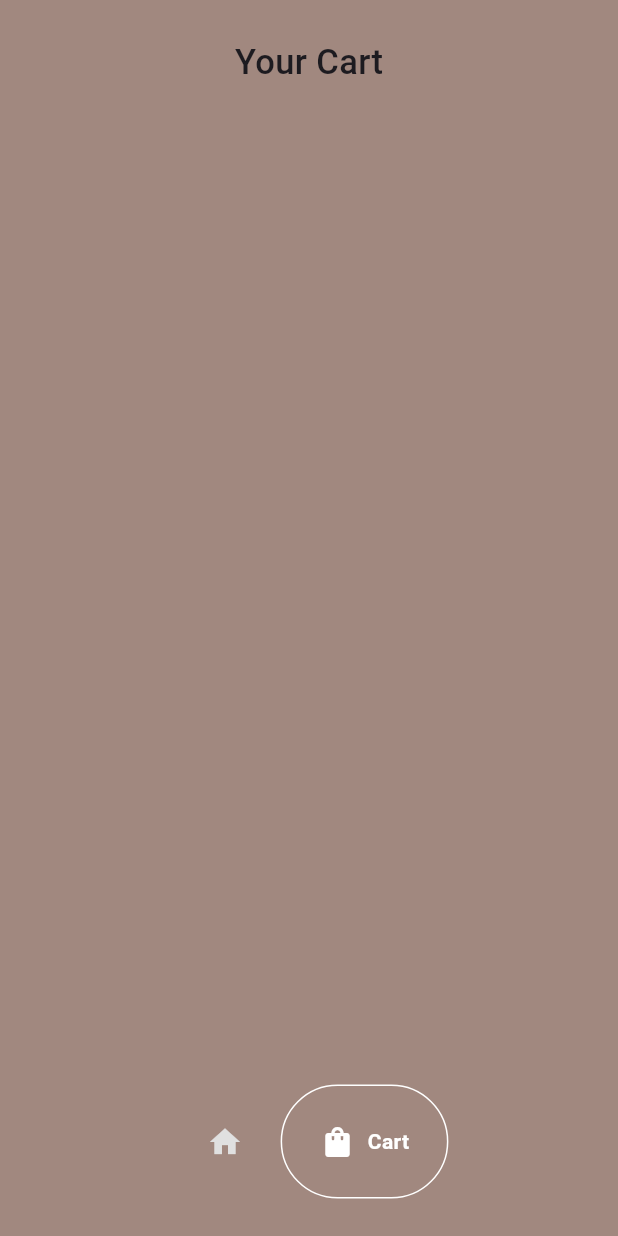
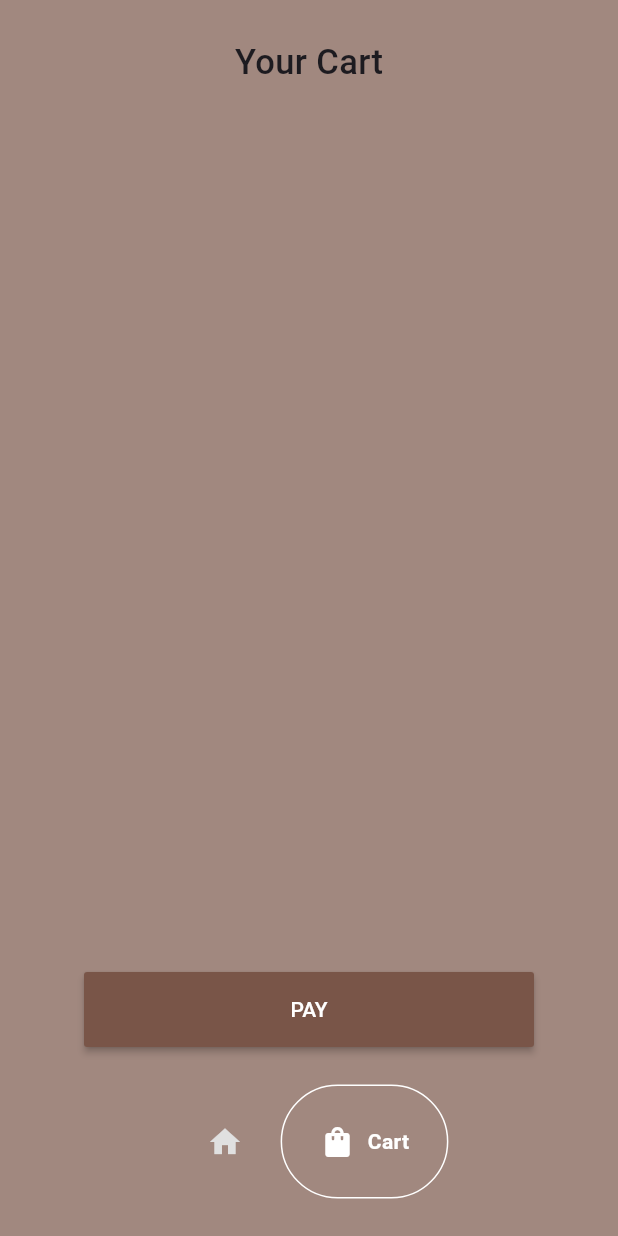
Before and after one commit to namanmahajan2020/Bubble-Tea-App-, a Flutter app: the screen it shows after launch, item 2 of the bottom bar chosen, on a phone screen of 412 x 824 dp. Run offline on Flutter 3.47's test engine with Material 3 defaults, Android fonts, the phone set to English and light mode, and no system bars; drawn by our look-alikes of google_nav_bar.

Commit message:
pay now button

```diff
--- a/lib/pages/cart_page.dart
+++ b/lib/pages/cart_page.dart
@@ -29,7 +29,7 @@ class _CartPageState extends State<CartPage> {
                     "Your Cart",
                     style: TextStyle(fontSize: 23, fontWeight: FontWeight.w500),
                   ),
-                  SizedBox(height: 25,),
+                  SizedBox(height: 25),
                   Expanded(
                     child: ListView.builder(
                       itemCount: value.cart.length,
@@ -43,6 +43,13 @@ class _CartPageState extends State<CartPage> {
                       },
                     ),
                   ),
+                  MaterialButton(
+                    minWidth: 300,
+                    height: 50,
+                    child: Text('PAY', style: TextStyle(color: Colors.white)),
+                    color: Colors.brown,
+                    onPressed: () => {},
+                  ),
                 ],
               ),
             ),
```
